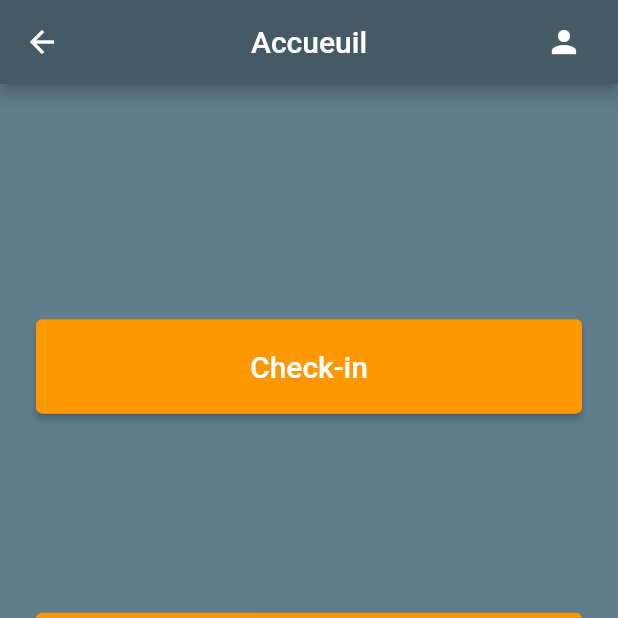
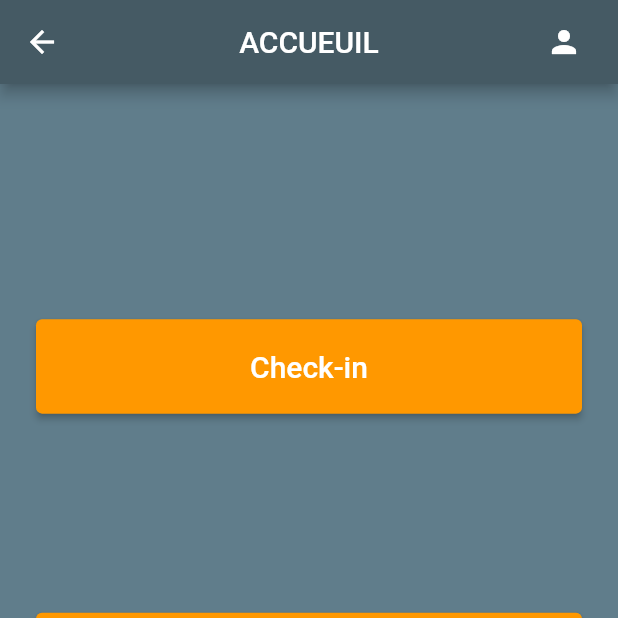
Before and after one commit to Parrots-in-the-Alps/flutter_app, a Flutter app: the HomePage screen opened directly, on a phone screen of 412 x 824 dp, the top half of it. Run offline on Flutter 3.47's test engine with Material 2 defaults, Android fonts, the phone set to English and light mode, and no system bars; missing offline and left inert: qr_code_scanner.

Commit message:
add const because dart

```diff
--- a/lib/main/home_page.dart
+++ b/lib/main/home_page.dart
@@ -10,15 +10,15 @@ class HomePage extends StatelessWidget {
   @override
   Widget build(BuildContext context) {
     return Scaffold(
-      appBar: const VulcanAppBar(title: "Accueuil"),
+      appBar: const VulcanAppBar(title: "ACCUEUIL"),
       body: Container(
         color: const Color(0xFF607D8B),
-        child: const Expanded(
+        child: Expanded(
           child: Padding(
-            padding: EdgeInsets.all(24.0),
+            padding: const EdgeInsets.all(24.0),
             child: Column(
               mainAxisAlignment: MainAxisAlignment.spaceEvenly,
-              children: [
+              children: const [
                 MenuButton(text: 'Check-in', destination: QRCode()),
                 MenuButton(
                     text: 'Ecrire une clé', destination: PickRoomScreen()),
```
